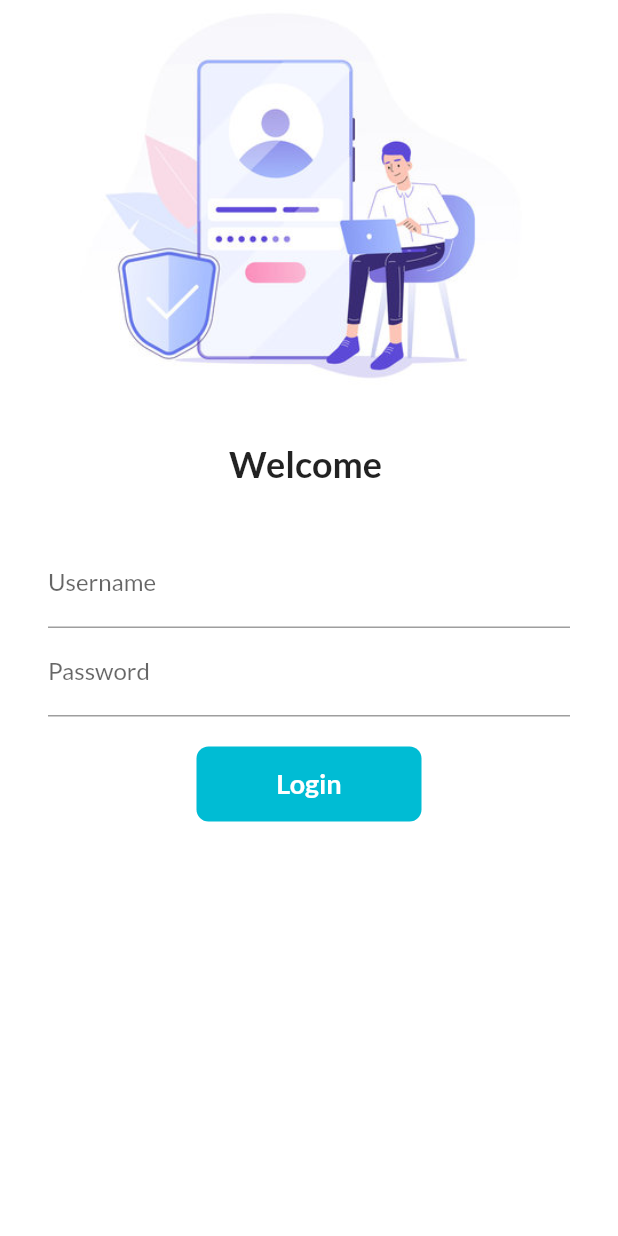
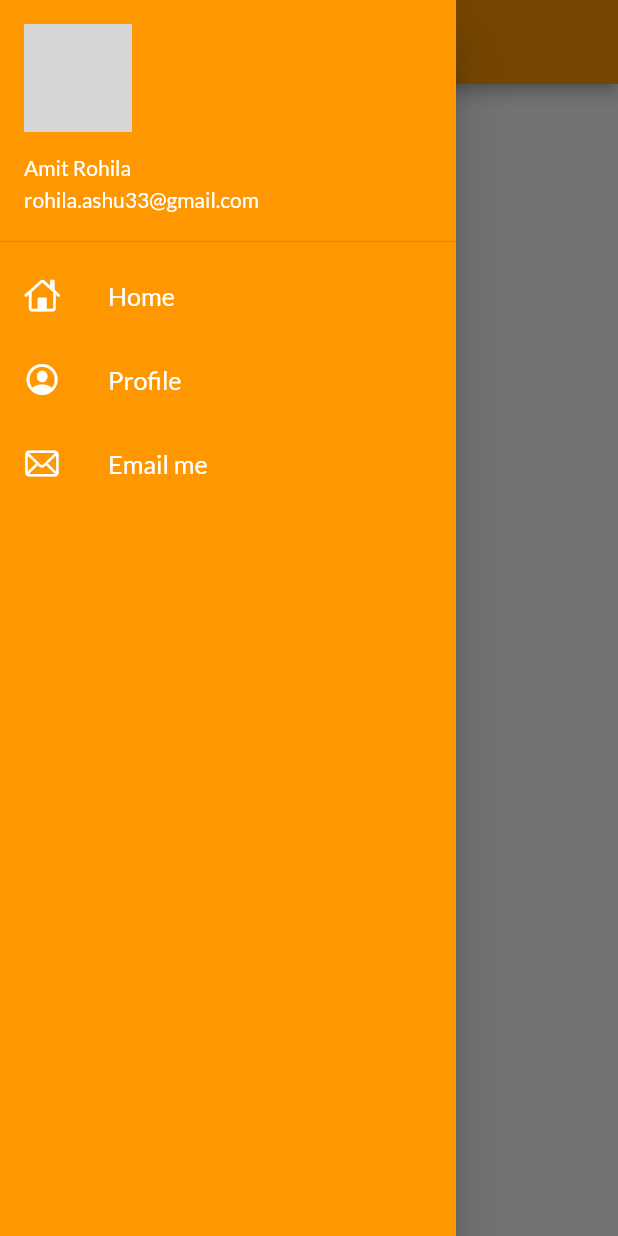
Before and after one commit to Amit-Rohila33/flutter_catalog, a Flutter app: the screen it shows after launch, with the side drawer open (before the commit the screen has no drawer), on a phone screen of 412 x 824 dp. Run offline on Flutter 3.47's test engine with Material 2 defaults, Android fonts, the phone set to English and light mode, and no system bars; our stand-ins replace google_fonts; network calls fail; grey boxes are pictures that could not be loaded.

Commit message:
Drawer design completed

```diff
--- a/lib/main.dart
+++ b/lib/main.dart
@@ -16,10 +16,11 @@ class MyApp extends StatelessWidget {
     return MaterialApp(
       themeMode: ThemeMode.light,
       theme: ThemeData(
-        primarySwatch: Colors.cyan,
+        primarySwatch: Colors.orange,
         fontFamily: GoogleFonts.lato().fontFamily,
       ),
       darkTheme: ThemeData(brightness: Brightness.dark),
+      initialRoute: MyRoutes.homeRoute,
       routes: {
         "/": (context) => LoginPage(),
         MyRoutes.homeRoute: (context) => HomePage(),
--- a/lib/pages/home_page.dart
+++ b/lib/pages/home_page.dart
@@ -1,4 +1,5 @@
 import 'package:flutter/material.dart';
+import 'package:flutter_catalog/widgets/drawer.dart';
 
 class HomePage extends StatelessWidget {
   final String App_name = "Catalog";
@@ -16,7 +17,7 @@ class HomePage extends StatelessWidget {
           child: Text("Welcome to our $App_name App"),
         ),
       ),
-      drawer: Drawer(),
+      drawer: MyDrawer(),
     );
   }
 }
--- a/lib/pages/login_page.dart
+++ b/lib/pages/login_page.dart
@@ -84,7 +84,7 @@ class _LoginPageState extends State<LoginPage> {
                         height: 20.0,
                       ),
                       Material(
-                        color: Colors.cyan,
+                        color: Colors.orange,
                         borderRadius:
                             BorderRadius.circular(changeButton ? 50 : 8),
                         child: InkWell(
--- /dev/null
+++ b/lib/widgets/drawer.dart
@@ -0,0 +1,75 @@
+import 'package:flutter/cupertino.dart';
+import 'package:flutter/material.dart';
+
+class MyDrawer extends StatelessWidget {
+  final imageUrl =
+      "https://avatars.githubusercontent.com/u/103894389?s=400&u=53511632a6cb56b82277db40720ffc9d261bf66a&v=4";
+  @override
+  Widget build(BuildContext context) {
+    return Drawer(
+      child: Container(
+        color: Colors.orange,
+        child: ListView(
+          padding: EdgeInsets.zero,
+          children: [
+            DrawerHeader(
+                padding: EdgeInsets.zero,
+                child: UserAccountsDrawerHeader(
+                  margin: EdgeInsets.zero,
+                  accountName: Text(
+                    "Amit Rohila",
+                    style: TextStyle(color: Colors.white),
+                  ),
+                  accountEmail: Text(
+                    "rohila.ashu33@gmail.com",
+                    style: TextStyle(color: Colors.white),
+                  ),
+                  currentAccountPicture: new CircleAvatar(
+                    backgroundImage: NetworkImage(imageUrl),
+                  ),
+                )),
+            ListTile(
+              leading: Icon(
+                CupertinoIcons.home,
+                color: Colors.white,
+              ),
+              title: Text(
+                "Home",
+                textScaleFactor: 1.2,
+                style: TextStyle(
+                  color: Colors.white,
+                ),
+              ),
+            ),
+            ListTile(
+              leading: Icon(
+                CupertinoIcons.profile_circled,
+                color: Colors.white,
+              ),
+              title: Text(
+                "Profile",
+                textScaleFactor: 1.2,
+                style: TextStyle(
+                  color: Colors.white,
+                ),
+              ),
+            ),
+            ListTile(
+              leading: Icon(
+                CupertinoIcons.mail,
+                color: Colors.white,
+              ),
+              title: Text(
+                "Email me",
+                textScaleFactor: 1.2,
+                style: TextStyle(
+                  color: Colors.white,
+                ),
+              ),
+            )
+          ],
+        ),
+      ),
+    );
+  }
+}
```
